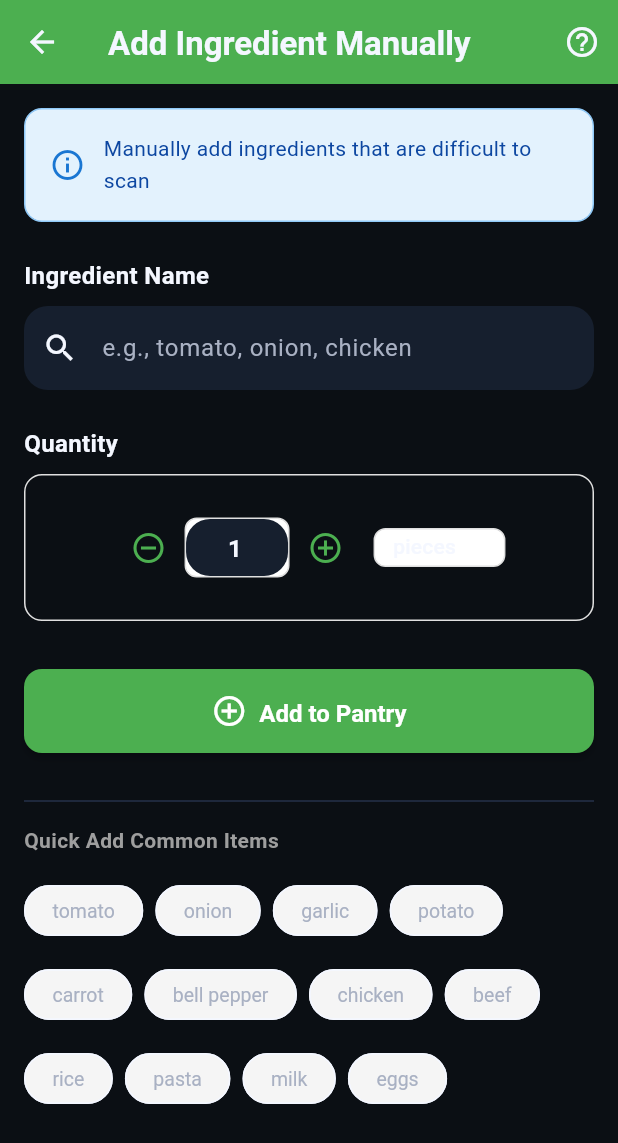
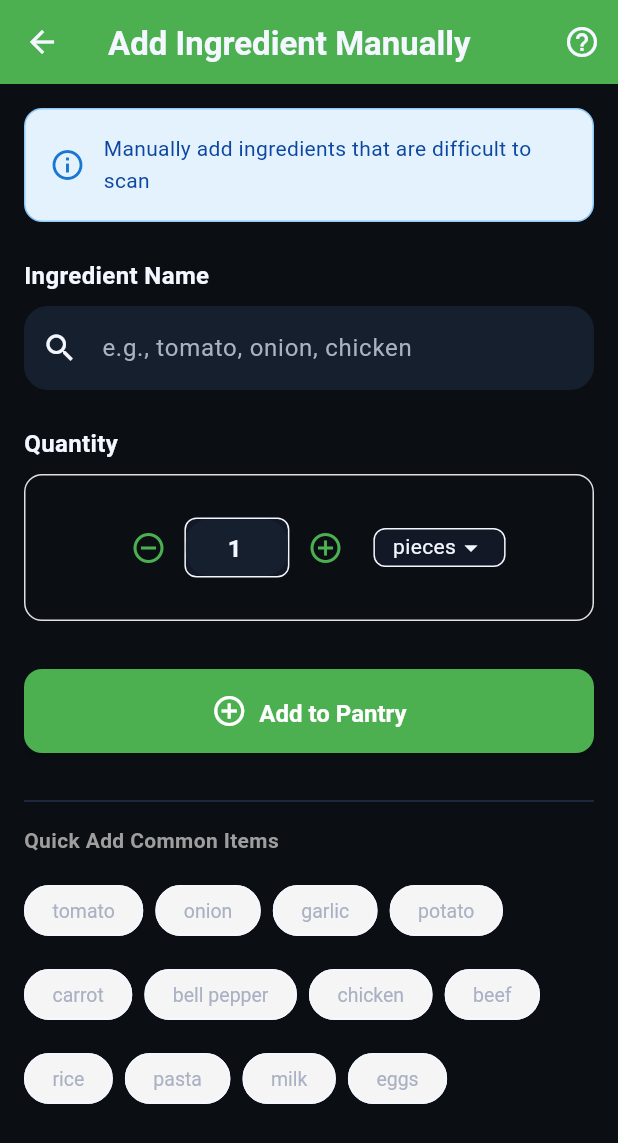
Before and after one commit to Sskr2000us/SAVO, a Flutter app: the ManualEntryScreen screen opened directly, on a phone screen of 412 x 824 dp. Shown: the top 1143 px of the screen. Run offline on Flutter 3.47's test engine with Material 3 defaults, Android fonts, the phone set to English and light mode, and no system bars; our stand-ins replace camera, flutter_markdown, image_picker, shared_preferences, supabase_flutter; accounts and stored records are empty; network calls fail.

Commit message:
Fix unit dropdown text contrast

```diff
--- a/apps/mobile/lib/widgets/quantity_picker.dart
+++ b/apps/mobile/lib/widgets/quantity_picker.dart
@@ -116,6 +116,34 @@ class _QuantityPickerState extends State<QuantityPicker> {
 
   @override
   Widget build(BuildContext context) {
+    final theme = Theme.of(context);
+    final colorScheme = theme.colorScheme;
+    final borderColor = theme.dividerColor;
+    final enabledBackground = colorScheme.surface;
+    final disabledBackground = colorScheme.surface.withOpacity(0.6);
+    final enabledTextColor = colorScheme.onSurface;
+    final disabledTextColor = theme.disabledColor;
+
+    final quantityTextStyle = theme.textTheme.bodyLarge?.copyWith(
+          fontSize: 16,
+          fontWeight: FontWeight.bold,
+          color: widget.enabled ? enabledTextColor : disabledTextColor,
+        ) ??
+        TextStyle(
+          fontSize: 16,
+          fontWeight: FontWeight.bold,
+          color: widget.enabled ? enabledTextColor : disabledTextColor,
+        );
+
+    final unitTextStyle = theme.textTheme.bodyMedium?.copyWith(
+          fontSize: 14,
+          color: widget.enabled ? enabledTextColor : disabledTextColor,
+        ) ??
+        TextStyle(
+          fontSize: 14,
+          color: widget.enabled ? enabledTextColor : disabledTextColor,
+        );
+
     return Container(
       padding: const EdgeInsets.symmetric(vertical: 8),
       child: Row(
@@ -134,9 +162,9 @@ class _QuantityPickerState extends State<QuantityPicker> {
             width: 70,
             height: 40,
             decoration: BoxDecoration(
-              border: Border.all(color: Colors.grey.shade300),
+              border: Border.all(color: borderColor),
               borderRadius: BorderRadius.circular(8),
-              color: widget.enabled ? Colors.white : Colors.grey.shade100,
+              color: widget.enabled ? enabledBackground : disabledBackground,
             ),
             child: TextField(
               controller: _textController,
@@ -146,10 +174,7 @@ class _QuantityPickerState extends State<QuantityPicker> {
               inputFormatters: [
                 FilteringTextInputFormatter.allow(RegExp(r'^\d*\.?\d{0,2}')),
               ],
-              style: const TextStyle(
-                fontSize: 16,
-                fontWeight: FontWeight.bold,
-              ),
+              style: quantityTextStyle,
               decoration: const InputDecoration(
                 border: InputBorder.none,
                 contentPadding: EdgeInsets.symmetric(horizontal: 4, vertical: 8),
@@ -172,9 +197,9 @@ class _QuantityPickerState extends State<QuantityPicker> {
           Container(
             padding: const EdgeInsets.symmetric(horizontal: 12),
             decoration: BoxDecoration(
-              border: Border.all(color: Colors.grey.shade300),
+              border: Border.all(color: borderColor),
               borderRadius: BorderRadius.circular(8),
-              color: widget.enabled ? Colors.white : Colors.grey.shade100,
+              color: widget.enabled ? enabledBackground : disabledBackground,
             ),
             child: DropdownButtonHideUnderline(
               child: DropdownButton<String>(
@@ -184,7 +209,7 @@ class _QuantityPickerState extends State<QuantityPicker> {
                     value: unit,
                     child: Text(
                       unit,
-                      style: const TextStyle(fontSize: 14),
+                      style: unitTextStyle,
                     ),
                   );
                 }).toList(),
@@ -197,6 +222,10 @@ class _QuantityPickerState extends State<QuantityPicker> {
                   }
                 } : null,
                 icon: const Icon(Icons.arrow_drop_down, size: 20),
+                iconEnabledColor: enabledTextColor,
+                iconDisabledColor: disabledTextColor,
+                style: unitTextStyle,
+                dropdownColor: enabledBackground,
                 isDense: true,
               ),
             ),
```
